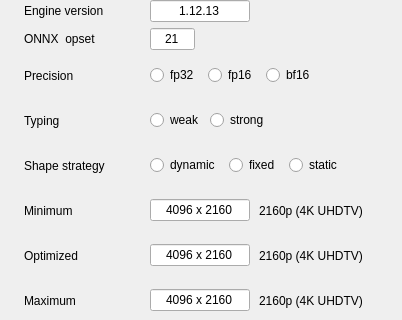
Before: the Qt Designer form ui/designer/ui_tensorrt_widget.ui in herlegon/hconvert, drawn with Qt 5.
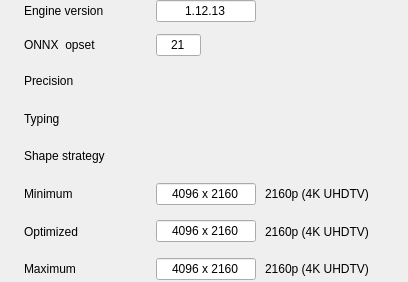
After: the same form once the commit is applied. Custom widgets are drawn as their Qt base class.

What changed in the file:
```diff
--- a/ui/designer/ui_tensorrt_widget.ui
+++ b/ui/designer/ui_tensorrt_widget.ui
@@ -6,8 +6,8 @@
    <rect>
     <x>0</x>
     <y>0</y>
-    <width>402</width>
-    <height>320</height>
+    <width>408</width>
+    <height>282</height>
    </rect>
   </property>
   <property name="windowTitle">
@@ -29,7 +29,7 @@
    <item>
     <layout class="QGridLayout" name="main_layout">
      <property name="spacing">
-      <number>6</number>
+      <number>12</number>
      </property>
      <item row="0" column="0">
       <widget class="QLabel" name="label_18">
@@ -136,36 +136,6 @@
        <property name="spacing">
         <number>9</number>
        </property>
-       <item>
-        <widget class="QRadioButton" name="radio_fp32">
-         <property name="text">
-          <string>fp32</string>
-         </property>
-         <attribute name="buttonGroup">
-          <string notr="true">group_fp</string>
-         </attribute>
-        </widget>
-       </item>
-       <item>
-        <widget class="QRadioButton" name="radio_fp16">
-         <property name="text">
-          <string>fp16</string>
-         </property>
-         <attribute name="buttonGroup">
-          <string notr="true">group_fp</string>
-         </attribute>
-        </widget>
-       </item>
-       <item>
-        <widget class="QRadioButton" name="radio_bf16">
-         <property name="text">
-          <string>bf16</string>
-         </property>
-         <attribute name="buttonGroup">
-          <string notr="true">group_fp</string>
-         </attribute>
-        </widget>
-       </item>
        <item>
         <widget class="HButtonGroup" name="h_button_group_dtypes"/>
        </item>
@@ -193,44 +163,6 @@
      </item>
      <item row="3" column="1">
       <layout class="QHBoxLayout" name="horizontalLayout_2">
-       <item>
-        <widget class="QRadioButton" name="radio_weak">
-         <property name="text">
-          <string>weak</string>
-         </property>
-         <property name="checkable">
-          <bool>true</bool>
-         </property>
-         <property name="checked">
-          <bool>false</bool>
-         </property>
-         <property name="autoExclusive">
-          <bool>true</bool>
-         </property>
-         <attribute name="buttonGroup">
-          <string notr="true">group_typing</string>
-         </attribute>
-        </widget>
-       </item>
-       <item>
-        <widget class="QRadioButton" name="radio_strong">
-         <property name="text">
-          <string>strong</string>
-         </property>
-         <property name="checkable">
-          <bool>true</bool>
-         </property>
-         <property name="checked">
-          <bool>false</bool>
-         </property>
-         <property name="autoExclusive">
-          <bool>true</bool>
-         </property>
-         <attribute name="buttonGroup">
-          <string notr="true">group_typing</string>
-         </attribute>
-        </widget>
-       </item>
        <item>
         <widget class="HButtonGroup" name="h_button_group_typing"/>
        </item>
@@ -261,63 +193,6 @@
        <property name="spacing">
         <number>9</number>
        </property>
-       <item>
-        <widget class="QRadioButton" name="radio_dynamic">
-         <property name="text">
-          <string>dynamic</string>
-         </property>
-         <property name="checkable">
-          <bool>true</bool>
-         </property>
-         <property name="checked">
-          <bool>false</bool>
-         </property>
-         <property name="autoExclusive">
-          <bool>true</bool>
-         </property>
-         <attribute name="buttonGroup">
-          <string notr="true">group_shape_strategy</string>
-         </attribute>
-        </widget>
-       </item>
-       <item>
-        <widget class="QRadioButton" name="radio_fixed">
-         <property name="text">
-          <string>fixed</string>
-         </property>
-         <property name="checkable">
-          <bool>true</bool>
-         </property>
-         <property name="checked">
-          <bool>false</bool>
-         </property>
-         <property name="autoExclusive">
-          <bool>true</bool>
-         </property>
-         <attribute name="buttonGroup">
-          <string notr="true">group_shape_strategy</string>
-         </attribute>
-        </widget>
-       </item>
-       <item>
-        <widget class="QRadioButton" name="radio_static">
-         <property name="text">
-          <string>static</string>
-         </property>
-         <property name="checkable">
-          <bool>true</bool>
-         </property>
-         <property name="checked">
-          <bool>false</bool>
-         </property>
-         <property name="autoExclusive">
-          <bool>true</bool>
-         </property>
-         <attribute name="buttonGroup">
-          <string notr="true">group_shape_strategy</string>
-         </attribute>
-        </widget>
-       </item>
        <item>
         <widget class="HButtonGroup" name="h_button_group_shapes"/>
        </item>
```
Left out of the diff: 2 changed lines with no effect on the pictures.
